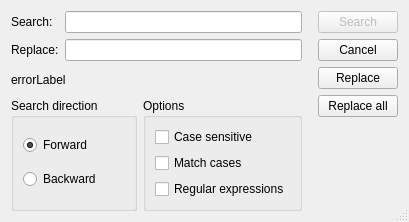
inyokaproject/inyokaedit, file application/findreplace.ui: the form before one commit.
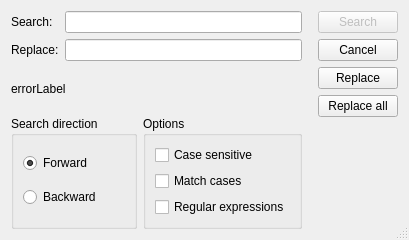
The form after the commit. Icons and pictures are not drawn.

```diff
--- a/application/findreplace.ui
+++ b/application/findreplace.ui
@@ -7,7 +7,7 @@
     <x>0</x>
     <y>0</y>
     <width>409</width>
-    <height>222</height>
+    <height>240</height>
    </rect>
   </property>
   <property name="windowTitle">
```
Left out of the diff: 2 changed lines with no effect on the pictures.
